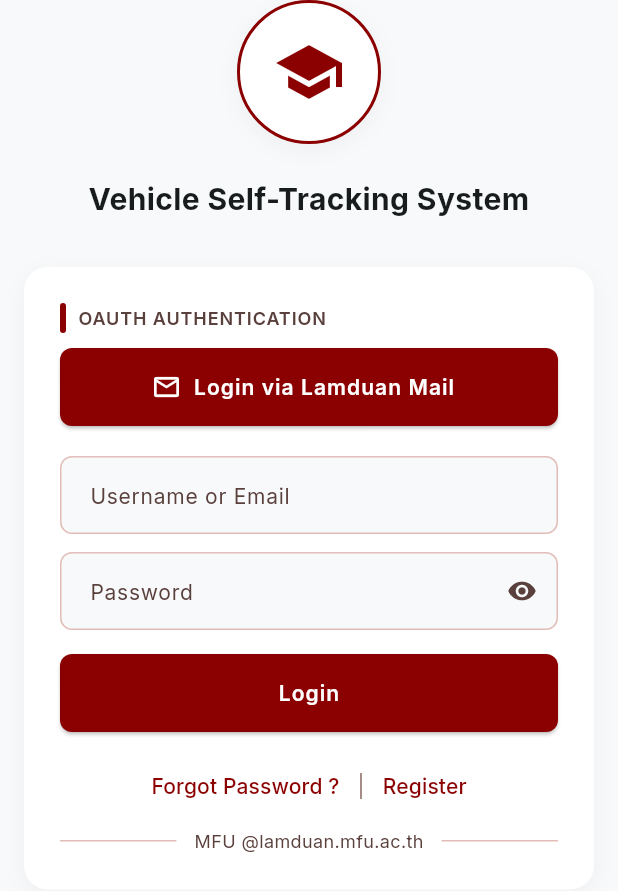
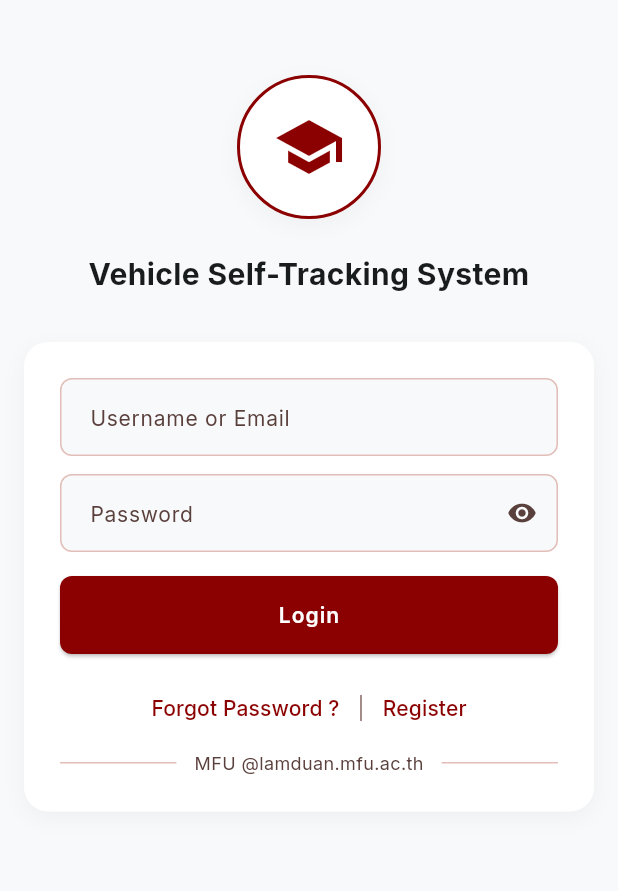
Before and after one commit to krit052/vehicle-self-tracking-mobile-app-system-project, a Flutter app: the screen it shows after launch, on a phone screen of 412 x 824 dp. Shown: the top 891 px of the screen. Run offline on Flutter 3.47's test engine with Material 3 defaults, Android fonts, the phone set to English and light mode, and no system bars; our stand-ins replace dio, firebase_core, firebase_messaging, flutter_map, flutter_secure_storage, google_fonts and 1 more; missing offline and left inert: media_kit, media_kit_video; accounts and stored records are empty; network calls fail.

Commit message:
1.แก้ไขหน้า live_tracking_screen.dart ให้ซ่อน ตำแหน่งกล้องเฉพาะ user 2. ปรับหน้า login ให้frontend ให้อยู่ตรงกลาง กับลบ  by pass login ออกเหลือแค่ login โดชใช้ username and password 3. .ใส่คำเตือนเรื่องภาษาใน vehicle_profile

```diff
--- a/frontend/lib/screens/login_screen.dart
+++ b/frontend/lib/screens/login_screen.dart
@@ -26,6 +26,7 @@ class LoginScreen extends StatelessWidget {
                 padding: const EdgeInsets.symmetric(horizontal: 16),
                 child: Column(
                   children: [
+                    const SizedBox(height: 50),
                     _Logo(),
                     const SizedBox(height: 32),
                     _TitleSection(),
@@ -151,51 +152,6 @@ class _LoginCardState extends State<_LoginCard> {
       child: Column(
         crossAxisAlignment: CrossAxisAlignment.start,
         children: [
-          Row(
-            children: [
-              Container(
-                width: 4,
-                height: 20,
-                decoration: BoxDecoration(
-                  color: AppColors.primaryContainer,
-                  borderRadius: BorderRadius.circular(2),
-                ),
-              ),
-              const SizedBox(width: 8),
-              Text(
-                'OAUTH AUTHENTICATION',
-                style: GoogleFonts.inter(
-                  fontSize: 12,
-                  fontWeight: FontWeight.w600,
-                  letterSpacing: 0.05 * 12,
-                  color: AppColors.onSurfaceVariant,
-                ),
-              ),
-            ],
-          ),
-          const SizedBox(height: 10),
-          SizedBox(
-            width: double.infinity,
-            height: 52,
-            child: ElevatedButton.icon(
-              onPressed: () => _onOAuthLoginPressed(context),
-              icon: const Icon(Icons.mail_outline, size: 20),
-              label: const Text('Login via Lamduan Mail'),
-              style: ElevatedButton.styleFrom(
-                backgroundColor: AppColors.primaryContainer,
-                foregroundColor: AppColors.onPrimary,
-                shape: RoundedRectangleBorder(
-                  borderRadius: BorderRadius.circular(8),
-                ),
-                textStyle: GoogleFonts.inter(
-                  fontSize: 14,
-                  fontWeight: FontWeight.w600,
-                  letterSpacing: 0.05 * 14,
-                ),
-              ),
-            ),
-          ),
-          const SizedBox(height: 20),
           TextField(
             controller: _usernameController,
             decoration: InputDecoration(
@@ -363,19 +319,6 @@ class _LoginCardState extends State<_LoginCard> {
     );
   }
 
-  void _onOAuthLoginPressed(BuildContext context) {
-    // replace with real OAuth flow against Lamduan Mail
-    ScaffoldMessenger.of(context).showSnackBar(
-      SnackBar(
-        content: const Text('Redirecting to Lamduan Mail login...'),
-        backgroundColor: AppColors.primaryContainer,
-        behavior: SnackBarBehavior.floating,
-        shape: RoundedRectangleBorder(borderRadius: BorderRadius.circular(8)),
-      ),
-    );
-    Navigator.pushReplacementNamed(context, '/home');
-  }
-
   Future<void> _onLoginPressed(BuildContext context) async {
     final email = _usernameController.text.trim();
     final password = _passwordController.text;
```
Also changed, not shown: frontend/lib/screens/live_tracking_screen.dart (+5 -2 lines), frontend/lib/screens/vehicle_profile_screen.dart (+83 -7 lines), 1 other file.
